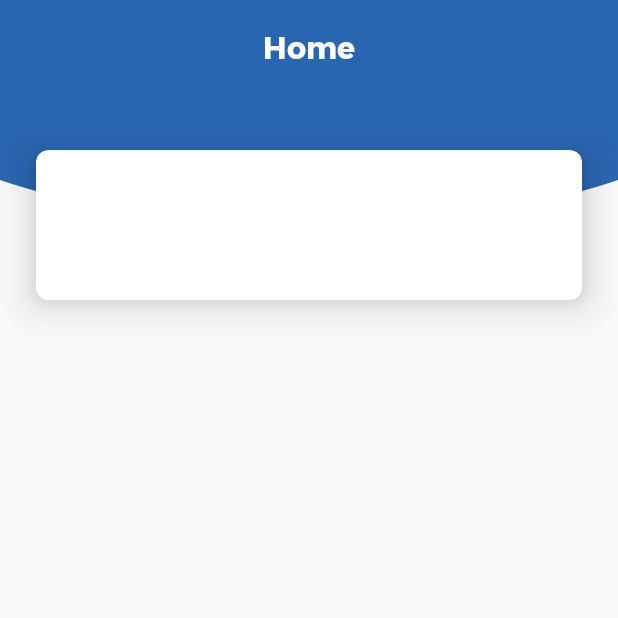
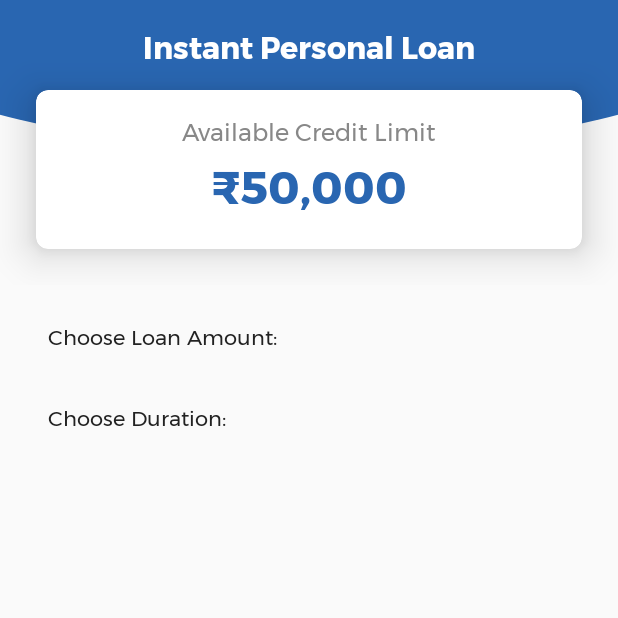
Before and after one commit to sahilsingh-dsc/PayzoutCustomer, an Android app: the screen it shows after launch once a user with an empty profile is signed in (MainActivity before the commit, PLActivity after it), on a phone screen of 412 x 824 dp, the top half of it. Run offline under Robolectric (Android 15) with nearby library versions, the phone set to English and light mode, and no system bars; our stand-ins replace Firebase (no records; nobody signed in at launch, a user with empty details on screens opened directly).

Commit message:
new personal loan screen created

```diff
--- a/app/build.gradle
+++ b/app/build.gradle
@@ -36,10 +36,11 @@ dependencies {
     implementation 'com.github.bumptech.glide:glide:4.11.0'
     annotationProcessor 'com.github.bumptech.glide:compiler:4.11.0'
 
-    // social clickable textview
+    // social clickable textView
     implementation 'com.github.tylersuehr7:social-text-view:1.0.0'
 
     // google material design
     implementation 'com.google.android.material:material:1.2.0-alpha02'
 
+
 }
--- a/app/src/main/AndroidManifest.xml
+++ b/app/src/main/AndroidManifest.xml
@@ -10,7 +10,7 @@
         android:roundIcon="@mipmap/ic_launcher_round"
         android:supportsRtl="true"
         android:theme="@style/AppTheme">
-        <activity android:name=".common.MainActivity"></activity>
+        <activity android:name=".modules.loan.PLActivity"></activity>
         <activity android:name=".auth.CodeActivity" />
         <activity android:name=".auth.PhoneActivity" />
         <activity android:name=".common.SplashActivity">
--- a/app/src/main/java/com/payzout/customer/auth/CodeActivity.java
+++ b/app/src/main/java/com/payzout/customer/auth/CodeActivity.java
@@ -29,7 +29,7 @@ import com.google.firebase.auth.FirebaseAuthInvalidCredentialsException;
 import com.google.firebase.auth.PhoneAuthCredential;
 import com.google.firebase.auth.PhoneAuthProvider;
 import com.payzout.customer.R;
-import com.payzout.customer.common.MainActivity;
+import com.payzout.customer.modules.loan.PLActivity;
 import com.payzout.customer.utils.Constant;
 
 import java.util.concurrent.TimeUnit;
@@ -204,7 +204,7 @@ public class CodeActivity extends AppCompatActivity implements View.OnClickListe
     }
 
     private void goToHome() {
-        Intent intent = new Intent(CodeActivity.this, MainActivity.class);
+        Intent intent = new Intent(CodeActivity.this, PLActivity.class);
         intent.addFlags(Intent.FLAG_ACTIVITY_CLEAR_TOP | Intent.FLAG_ACTIVITY_NEW_TASK| Intent.FLAG_ACTIVITY_CLEAR_TASK);
         startActivity(intent);
     }
--- a/app/src/main/java/com/payzout/customer/common/SplashActivity.java
+++ b/app/src/main/java/com/payzout/customer/common/SplashActivity.java
@@ -11,6 +11,7 @@ import com.bumptech.glide.Glide;
 import com.google.firebase.auth.FirebaseAuth;
 import com.payzout.customer.R;
 import com.payzout.customer.auth.PhoneActivity;
+import com.payzout.customer.modules.loan.PLActivity;
 
 public class SplashActivity extends AppCompatActivity {
 
@@ -51,7 +52,7 @@ public class SplashActivity extends AppCompatActivity {
     }
 
     private void gotoMain() {
-        Intent intent = new Intent(SplashActivity.this, MainActivity.class);
+        Intent intent = new Intent(SplashActivity.this, PLActivity.class);
         startActivity(intent);
         finish();
     }
--- a/app/src/main/java/com/payzout/customer/common/MainActivity.java
+++ b/app/src/main/java/com/payzout/customer/modules/loan/PLActivity.java
@@ -1,26 +1,29 @@
-package com.payzout.customer.common;
+package com.payzout.customer.modules.loan;
 
 import androidx.appcompat.app.AppCompatActivity;
 
-import android.content.Intent;
 import android.os.Bundle;
-import android.os.Handler;
-import android.widget.ImageView;
+import android.view.View;
 
-import com.google.firebase.auth.FirebaseAuth;
 import com.payzout.customer.R;
 
-public class MainActivity extends AppCompatActivity {
+public class PLActivity extends AppCompatActivity implements View.OnClickListener {
+
 
     @Override
     protected void onCreate(Bundle savedInstanceState) {
         super.onCreate(savedInstanceState);
-        setContentView(R.layout.activity_main);
+        setContentView(R.layout.activity_pl);
         overridePendingTransition(android.R.anim.fade_in, android.R.anim.fade_out);
         initView();
     }
 
     private void initView() {
+
     }
 
+    @Override
+    public void onClick(View view) {
+
+    }
 }
--- /dev/null
+++ b/app/src/main/java/com/payzout/customer/modules/loan/PLDurationAdapter.java
@@ -0,0 +1,4 @@
+package com.payzout.customer.modules.loan;
+
+public class PLDurationAdapter {
+}
--- /dev/null
+++ b/app/src/main/res/drawable/bg_cards_unselected.xml
@@ -0,0 +1,6 @@
+<?xml version="1.0" encoding="utf-8"?>
+<shape xmlns:android="http://schemas.android.com/apk/res/android"
+    android:shape="rectangle">
+    <solid android:color="@color/colorEditTextBox" />
+    <corners android:radius="8dp" />
+</shape>
--- a/app/src/main/res/layout/activity_main.xml
+++ /dev/null
@@ -1,48 +0,0 @@
-<?xml version="1.0" encoding="utf-8"?>
-<FrameLayout
-    xmlns:android="http://schemas.android.com/apk/res/android"
-    xmlns:app="http://schemas.android.com/apk/res-auto"
-    xmlns:tools="http://schemas.android.com/tools"
-    android:layout_width="match_parent"
-    android:layout_height="match_parent"
-    android:orientation="vertical"
-    tools:context=".common.MainActivity">
-
-    <androidx.cardview.widget.CardView
-        android:layout_width="match_parent"
-        android:layout_height="100dp"
-        android:layout_marginTop="100dp"
-        android:layout_marginStart="24dp"
-        android:layout_marginEnd="24dp"
-        app:cardElevation="16dp"
-        app:cardCornerRadius="8dp">
-
-        <LinearLayout
-            android:layout_width="match_parent"
-            android:layout_height="match_parent"
-            android:orientation="horizontal">
-
-        </LinearLayout>
-
-    </androidx.cardview.widget.CardView>
-
-    <LinearLayout
-        android:layout_width="match_parent"
-        android:layout_height="150dp"
-        android:orientation="vertical"
-        android:background="@drawable/bg_curved_toolbar">
-
-        <TextView
-            android:layout_width="wrap_content"
-            android:layout_height="wrap_content"
-            android:text="Home"
-            android:gravity="center"
-            android:layout_gravity="center"
-            android:layout_marginTop="16dp"
-            android:textColor="@color/colorTextH3"
-            android:fontFamily="@font/montserrat_bold"
-            android:textSize="20sp"/>
-
-    </LinearLayout>
-
-</FrameLayout>
--- /dev/null
+++ b/app/src/main/res/layout/activity_pl.xml
@@ -0,0 +1,123 @@
+<?xml version="1.0" encoding="utf-8"?>
+<LinearLayout
+    xmlns:android="http://schemas.android.com/apk/res/android"
+    xmlns:app="http://schemas.android.com/apk/res-auto"
+    xmlns:tools="http://schemas.android.com/tools"
+    android:layout_width="match_parent"
+    android:layout_height="match_parent"
+    android:orientation="vertical"
+    tools:context=".modules.loan.PLActivity">
+
+    <FrameLayout
+        android:layout_width="match_parent"
+        android:layout_height="wrap_content">
+
+        <androidx.cardview.widget.CardView
+            android:layout_width="match_parent"
+            android:layout_height="wrap_content"
+            android:layout_marginTop="60dp"
+            android:layout_marginBottom="24dp"
+            android:layout_marginStart="24dp"
+            android:layout_marginEnd="24dp"
+            app:cardElevation="16dp"
+            app:cardCornerRadius="8dp">
+
+            <LinearLayout
+                android:layout_width="match_parent"
+                android:layout_height="match_parent"
+                android:gravity="center"
+                android:padding="16dp"
+                android:orientation="vertical">
+
+                <TextView
+                    android:layout_width="match_parent"
+                    android:layout_height="wrap_content"
+                    android:gravity="center"
+                    android:textSize="16sp"
+                    android:textColor="@color/colorTextH2"
+                    android:fontFamily="@font/montserrat"
+                    android:text="@string/available_credit_limit"/>
+
+                <TextView
+                    android:layout_width="match_parent"
+                    android:layout_height="wrap_content"
+                    android:gravity="center"
+                    android:textSize="30sp"
+                    android:textColor="@color/colorPrimary"
+                    android:fontFamily="@font/montserrat_bold"
+                    android:text="@string/_50_000"/>
+
+            </LinearLayout>
+
+        </androidx.cardview.widget.CardView>
+
+        <LinearLayout
+            android:layout_width="match_parent"
+            android:layout_height="100dp"
+            android:orientation="vertical"
+            android:background="@drawable/bg_curved_toolbar">
+
+            <TextView
+                android:layout_width="wrap_content"
+                android:layout_height="wrap_content"
+                android:text="Instant Personal Loan"
+                android:gravity="center"
+                android:layout_gravity="center"
+                android:layout_marginTop="16dp"
+                android:textColor="@color/colorTextH3"
+                android:fontFamily="@font/montserrat_bold"
+                android:textSize="20sp"/>
+
+        </LinearLayout>
+
+    </FrameLayout>
+
+    <LinearLayout
+        android:layout_width="match_parent"
+        android:layout_height="wrap_content"
+        android:layout_marginTop="16dp"
+        android:layout_marginStart="24dp"
+        android:layout_marginEnd="24dp"
+        android:orientation="vertical">
+
+        <TextView
+            android:layout_width="match_parent"
+            android:layout_height="0dp"
+            android:layout_weight="1"
+            android:padding="8dp"
+            android:textColor="@color/colorTextH1"
+            android:fontFamily="@font/montserrat"
+            android:text="Choose Loan Amount:"/>
+
+        <androidx.recyclerview.widget.RecyclerView
+            android:id="@+id/recyclerAmount"
+            android:layout_width="match_parent"
+            android:layout_height="match_parent"/>
+
+    </LinearLayout>
+
+    <LinearLayout
+        android:layout_width="match_parent"
+        android:layout_height="wrap_content"
+        android:layout_marginTop="16dp"
+        android:layout_marginStart="24dp"
+        android:layout_marginEnd="24dp"
+        android:orientation="vertical">
+
+        <TextView
+            android:layout_width="match_parent"
+            android:layout_height="0dp"
+            android:layout_weight="1"
+            android:padding="8dp"
+            android:textColor="@color/colorTextH1"
+            android:fontFamily="@font/montserrat"
+            android:text="Choose Duration:"/>
+
+        <androidx.recyclerview.widget.RecyclerView
+            android:id="@+id/recyclerDuration"
+            android:layout_width="match_parent"
+            android:layout_height="match_parent"/>
+
+    </LinearLayout>
+
+</LinearLayout>
--- a/app/src/main/res/layout/activity_splash.xml
+++ b/app/src/main/res/layout/activity_splash.xml
@@ -29,7 +29,7 @@
             android:fontFamily="@font/montserrat"
             android:gravity="center"
             android:textColor="@color/colorTextH1"
-            android:text="Made with" />
+            android:text="@string/made_with" />
 
         <ImageView
             android:layout_width="20dp"
@@ -44,7 +44,7 @@
             android:fontFamily="@font/montserrat"
             android:gravity="center"
             android:textColor="@color/colorTextH1"
-            android:text="in Indore" />
+            android:text="@string/in_india" />
 
     </LinearLayout>
 
--- a/app/src/main/res/values/strings.xml
+++ b/app/src/main/res/values/strings.xml
@@ -2,4 +2,10 @@
     <string name="app_name">Payzout</string>
     <string name="loading_awesomeness">Loading awesomeness...</string>
     <string name="code_notice">Please enter a 6 digit code received on phone number</string>
+    <string name="in_india">in India</string>
+    <string name="made_with">Made with</string>
+    <string name="home">Home</string>
+    <string name="_20_000">₹20,000</string>
+    <string name="available_credit_limit">Available Credit Limit</string>
+    <string name="_50_000">₹50,000</string>
 </resources>
```
Also changed, not shown: app/src/main/java/com/payzout/customer/modules/loan/PLAmount.java (added, +30 -0 lines), app/src/main/java/com/payzout/customer/modules/loan/PLAmountAdapter.java (added, +50 -0 lines), app/src/main/java/com/payzout/customer/modules/loan/PLDuration.java (added, +30 -0 lines), app/src/main/res/drawable/bg_cards_selected.xml (added, +8 -0 lines), app/src/main/res/layout/pl_amount_list_item.xml (added, +12 -0 lines), app/src/main/res/layout/pl_duration_list_item.xml (added, +11 -0 lines).
